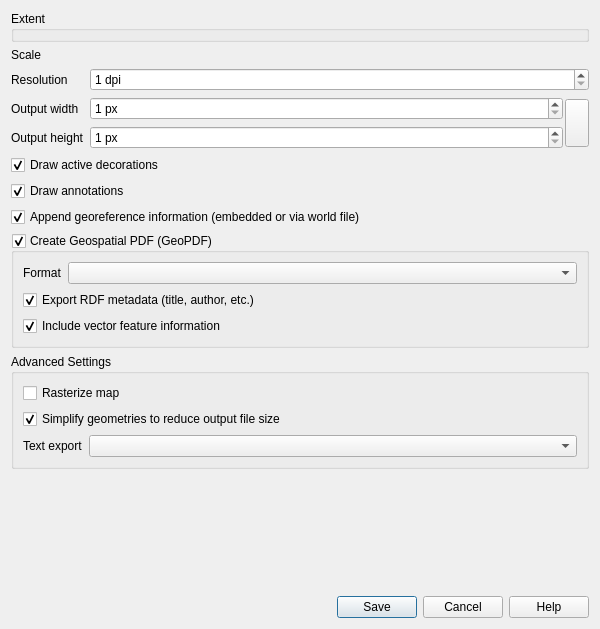
carsmie/QGIS, file src/ui/qgsmapsavedialog.ui: the form before one commit.
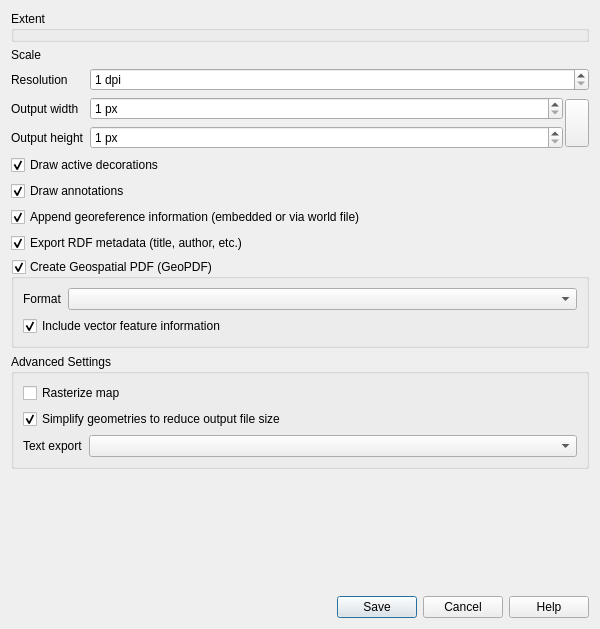
The form after the commit. Custom widgets are drawn as their Qt base class.

Commit message: [FEATURE] Add possibility to export metadata when saving map canvas as PDF

The edit to the form file:
```diff
--- a/src/ui/qgsmapsavedialog.ui
+++ b/src/ui/qgsmapsavedialog.ui
@@ -33,6 +33,16 @@
        </property>
       </widget>
      </item>
+     <item row="8" column="0" colspan="2">
+      <widget class="QCheckBox" name="mExportMetadataCheckBox">
+       <property name="text">
+        <string>Export RDF metadata (title, author, etc.)</string>
+       </property>
+       <property name="checked">
+        <bool>true</bool>
+       </property>
+      </widget>
+     </item>
      <item row="1" column="1">
       <widget class="QgsScaleWidget" name="mScaleWidget" native="true"/>
      </item>
@@ -46,7 +56,7 @@
        </property>
       </widget>
      </item>
-     <item row="8" column="0" colspan="2">
+     <item row="9" column="0" colspan="2">
       <widget class="QGroupBox" name="mGeoPDFGroupBox">
        <property name="title">
         <string>Create Geospatial PDF (GeoPDF)</string>
@@ -100,16 +110,6 @@
             <property name="bottomMargin">
              <number>0</number>
             </property>
-            <item row="2" column="0" colspan="2">
-             <widget class="QCheckBox" name="mExportMetadataCheckBox">
-              <property name="text">
-               <string>Export RDF metadata (title, author, etc.)</string>
-              </property>
-              <property name="checked">
-               <bool>true</bool>
-              </property>
-             </widget>
-            </item>
             <item row="1" column="1">
              <widget class="QComboBox" name="mGeoPdfFormatComboBox"/>
             </item>
@@ -120,7 +120,7 @@
               </property>
              </widget>
             </item>
-            <item row="3" column="0" colspan="2">
+            <item row="2" column="0" colspan="2">
              <widget class="QCheckBox" name="mExportGeoPdfFeaturesCheckBox">
               <property name="text">
                <string>Include vector feature information</string>
@@ -137,7 +137,7 @@
        </layout>
       </widget>
      </item>
-     <item row="9" column="0" colspan="2">
+     <item row="10" column="0" colspan="2">
       <widget class="QgsCollapsibleGroupBox" name="mAdvancedPdfSettings">
        <property name="title">
         <string>Advanced Settings</string>
@@ -329,7 +329,7 @@
        </property>
       </widget>
      </item>
-     <item row="10" column="0" colspan="2">
+     <item row="11" column="0" colspan="2">
       <widget class="QLabel" name="mInfo">
        <property name="wordWrap">
         <bool>true</bool>
```
The commit also changes 5 other files.
